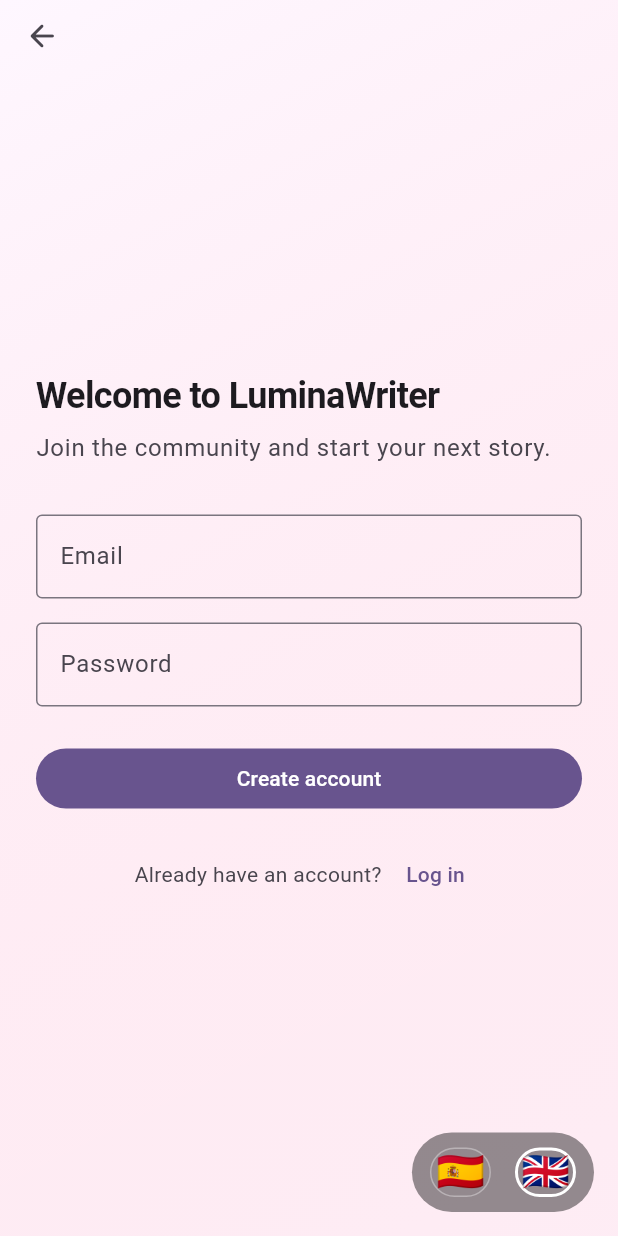
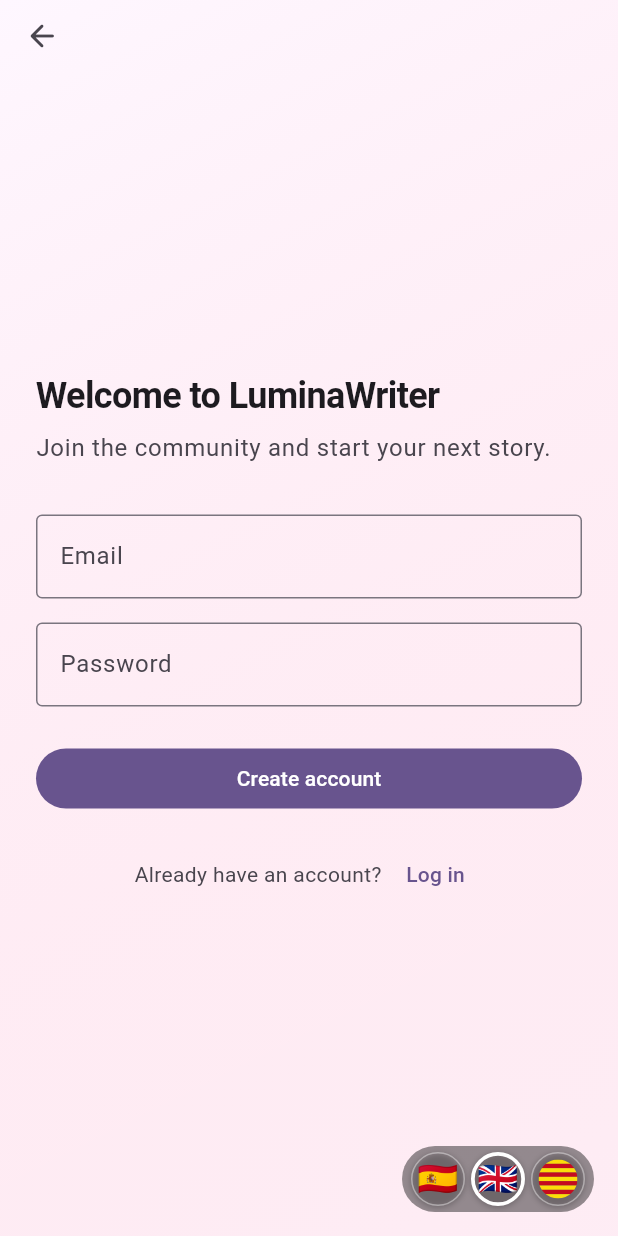
Before and after one commit to Gudynya/LuminaWriters, a Flutter app: the SignUpPage screen opened by its route, on a phone screen of 412 x 824 dp. Run offline on Flutter 3.47's test engine with Material 3 defaults, Android fonts, the phone set to English and light mode, and no system bars; our stand-ins replace font_awesome_flutter; network calls fail.

Commit message:
feat(i18n): català (ca), senyera recta i chips circulars al selector
- ARB i gen-l10n per a català; localeCatalanDisplay i supportedLocales.
- Senyera amb franges horitzontals rectes dins del clip circular (sense onades).
- Selector: mateix estil circular per ES/GB/CA (InkWell circular, ombra lleu).
- Reserva d’amplada al landing si cal; specs OpenSpec actualitzats.

Made-with: Cursor

```diff
--- a/app/lib/l10n/app_en.arb
+++ b/app/lib/l10n/app_en.arb
@@ -4,6 +4,7 @@
   "languageSelectorLabel": "Language",
   "localeSpanishDisplay": "Español",
   "localeEnglishDisplay": "English",
+  "localeCatalanDisplay": "Catalan",
   "landingHeadline": "Welcome to LuminaWriter, your writing assistant",
   "landingHeroSubtitle": "Your creative writing companion — draft, refine, and shine.",
   "landingFooterMotto": "Write with light.",
--- a/app/lib/l10n/app_es.arb
+++ b/app/lib/l10n/app_es.arb
@@ -4,6 +4,7 @@
   "languageSelectorLabel": "Idioma",
   "localeSpanishDisplay": "Español",
   "localeEnglishDisplay": "English",
+  "localeCatalanDisplay": "Catalán",
   "landingHeadline": "Bienvenido a LuminaWriter, tu asistente de escritura",
   "landingHeroSubtitle": "Tu compañero de escritura creativa: redacta, pule y brilla.",
   "landingFooterMotto": "Escribe con luz.",
--- a/app/lib/l10n/app_localizations.dart
+++ b/app/lib/l10n/app_localizations.dart
@@ -5,6 +5,7 @@ import 'package:flutter/widgets.dart';
 import 'package:flutter_localizations/flutter_localizations.dart';
 import 'package:intl/intl.dart' as intl;
 
+import 'app_localizations_ca.dart';
 import 'app_localizations_en.dart';
 import 'app_localizations_es.dart';
 
@@ -94,6 +95,7 @@ abstract class AppLocalizations {
 
   /// A list of this localizations delegate's supported locales.
   static const List<Locale> supportedLocales = <Locale>[
+    Locale('ca'),
     Locale('en'),
     Locale('es'),
   ];
@@ -121,6 +123,12 @@ abstract class AppLocalizations {
   /// In en, this message translates to:
   /// **'English'**
   String get localeEnglishDisplay;
+
+  /// No description provided for @localeCatalanDisplay.
+  ///
+  /// In en, this message translates to:
+  /// **'Catalan'**
+  String get localeCatalanDisplay;
 
   /// No description provided for @landingHeadline.
   ///
@@ -338,7 +346,7 @@ class _AppLocalizationsDelegate
 
   @override
   bool isSupported(Locale locale) =>
-      <String>['en', 'es'].contains(locale.languageCode);
+      <String>['ca', 'en', 'es'].contains(locale.languageCode);
 
   @override
   bool shouldReload(_AppLocalizationsDelegate old) => false;
@@ -347,6 +355,8 @@ class _AppLocalizationsDelegate
 AppLocalizations lookupAppLocalizations(Locale locale) {
   // Lookup logic when only language code is specified.
   switch (locale.languageCode) {
+    case 'ca':
+      return AppLocalizationsCa();
     case 'en':
       return AppLocalizationsEn();
     case 'es':
--- a/app/lib/l10n/app_localizations_en.dart
+++ b/app/lib/l10n/app_localizations_en.dart
@@ -19,6 +19,9 @@ class AppLocalizationsEn extends AppLocalizations {
 
   @override
   String get localeEnglishDisplay => 'English';
+
+  @override
+  String get localeCatalanDisplay => 'Catalan';
 
   @override
   String get landingHeadline =>
--- a/app/lib/l10n/app_localizations_es.dart
+++ b/app/lib/l10n/app_localizations_es.dart
@@ -19,6 +19,9 @@ class AppLocalizationsEs extends AppLocalizations {
 
   @override
   String get localeEnglishDisplay => 'English';
+
+  @override
+  String get localeCatalanDisplay => 'Catalán';
 
   @override
   String get landingHeadline =>
--- a/app/lib/screens/landing_page.dart
+++ b/app/lib/screens/landing_page.dart
@@ -14,8 +14,8 @@ const String kSocialInstagramUrl = 'https://www.instagram.com/luminawriters/';
 const String kSocialXUrl = 'https://x.com/luminawriters';
 const String kSocialThreadsUrl = 'https://www.threads.net/@luminawriters';
 
-/// Ancho reservado en la franja inferior del hero para no solapar el lema con las banderas.
-const double _kLanguageFlagsReserveWidth = 104;
+/// Ancho reservado en la franja inferior del hero para no solapar el lema con el selector (3 idiomas).
+const double _kLanguageFlagsReserveWidth = 156;
 
 Future<void> _openExternalUrl(String url) async {
   final uri = Uri.parse(url);
--- /dev/null
+++ b/app/lib/widgets/catalunya_senyera_flag.dart
@@ -0,0 +1,56 @@
+import 'package:flutter/material.dart';
+
+/// Bandera històrica de Catalunya: la [Senyera](https://ca.wikipedia.org/wiki/Senyera):
+/// **nou franges horitzontals rectes** alternes (groga i vermella), començant per la groga superior.
+/// Retall **circular** per alinear-se amb els emoji del selector.
+///
+/// **Cas puntual:** el català no té emoji de bandera estable a Unicode; ES/GB segueixen amb emoji.
+class SenyeraFlag extends StatelessWidget {
+  const SenyeraFlag({
+    super.key,
+    this.size = 26,
+  });
+
+  /// Costat del quadrat inscrit al cercle (mateixa àrea visual que els emoji ~22–26).
+  final double size;
+
+  static const Color yellow = Color(0xFFFCDD09);
+  static const Color red = Color(0xFFC60B1E);
+
+  @override
+  Widget build(BuildContext context) {
+    return SizedBox(
+      width: size,
+      height: size,
+      child: CustomPaint(
+        painter: _SenyeraStraightPainter(),
+      ),
+    );
+  }
+}
+
+/// Franxes rectes (geometria oficial de la senyera), dins d’un clip oval.
+class _SenyeraStraightPainter extends CustomPainter {
+  @override
+  void paint(Canvas canvas, Size size) {
+    final w = size.width;
+    final h = size.height;
+    final oval = Path()..addOval(Rect.fromLTWH(0, 0, w, h));
+    canvas.clipPath(oval);
+
+    final stripeH = h / 9;
+    for (var i = 0; i < 9; i++) {
+      final paint = Paint()
+        ..style = PaintingStyle.fill
+        ..isAntiAlias = true
+        ..color = i.isEven ? SenyeraFlag.yellow : SenyeraFlag.red;
+      canvas.drawRect(
+        Rect.fromLTWH(0, i * stripeH, w, stripeH),
+        paint,
+      );
+    }
+  }
+
+  @override
+  bool shouldRepaint(covariant CustomPainter oldDelegate) => false;
+}
--- a/app/lib/widgets/language_flag_selector.dart
+++ b/app/lib/widgets/language_flag_selector.dart
@@ -1,10 +1,14 @@
 import 'package:flutter/material.dart';
 
 import '../l10n/app_localizations.dart';
+import 'catalunya_senyera_flag.dart';
 
-/// Banderas como secuencias Unicode (español / inglés).
+/// Banderas Unicode estándar (es / en). Catalán: [SenyeraFlag] (cas puntual, ver archivo).
 const String kFlagEmojiEs = '🇪🇸';
 const String kFlagEmojiEn = '🇬🇧';
+
+/// Diámetro visual del chip circular (emoji / senyera).
+const double _kFlagChipDiameter = 36;
 
 /// Coincide con [AppLocalizations.supportedLocales] usando solo el código de idioma.
 Locale supportedLocaleFromContext(BuildContext context) {
@@ -17,7 +21,7 @@ Locale supportedLocaleFromContext(BuildContext context) {
   return const Locale('es');
 }
 
-/// Selector compacto con banderas (emoji), típicamente en esquina inferior derecha.
+/// Selector compacto: mismos chips circulares para ES, EN y CA.
 class LanguageFlagSelector extends StatelessWidget {
   const LanguageFlagSelector({
     super.key,
@@ -43,7 +47,7 @@ class LanguageFlagSelector extends StatelessWidget {
           child: Row(
             mainAxisSize: MainAxisSize.min,
             children: [
-              _FlagButton(
+              _LocaleChip(
                 locale: const Locale('es'),
                 emoji: kFlagEmojiEs,
                 tooltip: l10n.localeSpanishDisplay,
@@ -51,11 +55,19 @@ class LanguageFlagSelector extends StatelessWidget {
                 onSelected: onLocaleChanged,
               ),
               const SizedBox(width: 4),
-              _FlagButton(
+              _LocaleChip(
                 locale: const Locale('en'),
                 emoji: kFlagEmojiEn,
                 tooltip: l10n.localeEnglishDisplay,
                 selected: current.languageCode == 'en',
+                onSelected: onLocaleChanged,
+              ),
+              const SizedBox(width: 4),
+              _LocaleChip(
+                locale: const Locale('ca'),
+                customFlag: const SenyeraFlag(size: 26),
+                tooltip: l10n.localeCatalanDisplay,
+                selected: current.languageCode == 'ca',
                 onSelected: onLocaleChanged,
               ),
             ],
@@ -66,47 +78,73 @@ class LanguageFlagSelector extends StatelessWidget {
   }
 }
 
-class _FlagButton extends StatelessWidget {
-  const _FlagButton({
+class _LocaleChip extends StatelessWidget {
+  const _LocaleChip({
     required this.locale,
-    required this.emoji,
     required this.tooltip,
     required this.selected,
     this.onSelected,
-  });
+    this.emoji,
+    this.customFlag,
+  }) : assert(
+          (emoji != null) ^ (customFlag != null),
+          'Provide exactly one of emoji or customFlag',
+        );
 
   final Locale locale;
-  final String emoji;
   final String tooltip;
   final bool selected;
   final ValueChanged<Locale>? onSelected;
+  final String? emoji;
+  final Widget? customFlag;
 
   @override
   Widget build(BuildContext context) {
+    final borderColor = selected
+        ? Colors.white
+        : Colors.white.withValues(alpha: 0.4);
+    final borderWidth = selected ? 2.5 : 1.0;
+
     return Tooltip(
       message: tooltip,
       child: Material(
         color: Colors.transparent,
         child: InkWell(
+          customBorder: const CircleBorder(),
           onTap: onSelected == null ? null : () => onSelected!(locale),
-          borderRadius: BorderRadius.circular(22),
-          child: Padding(
-            padding: const EdgeInsets.all(6),
+          child: SizedBox(
+            width: _kFlagChipDiameter,
+            height: _kFlagChipDiameter,
             child: DecoratedBox(
               decoration: BoxDecoration(
-                borderRadius: BorderRadius.circular(18),
+                shape: BoxShape.circle,
                 border: Border.all(
-                  color: selected
-                      ? Colors.white
-                      : Colors.white.withValues(alpha: 0.35),
-                  width: selected ? 2 : 1,
+                  color: borderColor,
+                  width: borderWidth,
                 ),
+                boxShadow: [
+                  BoxShadow(
+                    color: Colors.black.withValues(alpha: 0.25),
+                    blurRadius: 3,
+                    offset: const Offset(0, 1),
+                  ),
+                ],
               ),
-              child: Padding(
-                padding: const EdgeInsets.symmetric(horizontal: 4, vertical: 2),
-                child: Text(
-                  emoji,
-                  style: const TextStyle(fontSize: 26, height: 1.1),
+              child: ClipOval(
+                child: Padding(
+                  padding: const EdgeInsets.all(2.5),
+                  child: Center(
+                    child: emoji != null
+                        ? Text(
+                            emoji!,
+                            style: const TextStyle(
+                              fontSize: 22,
+                              height: 1.0,
+                            ),
+                            textAlign: TextAlign.center,
+                          )
+                        : customFlag!,
+                  ),
                 ),
               ),
             ),
```
Also changed, not shown: app/lib/l10n/app_ca.arb (added, +49 -0 lines), app/lib/l10n/app_localizations_ca.dart (added, +133 -0 lines), 2 other files.
